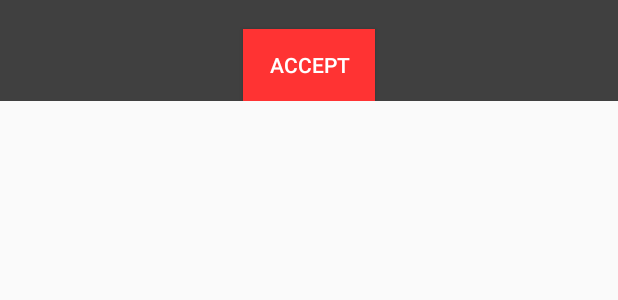
After one commit to dangchienhsgs/Giffus, an Android app: the layout layout_info_window_google_map.xml on its own in the app's theme, with its tools: preview values and no code run, on a phone screen of 412 x 824 dp. The commit adds this screen. Shown: the top 300 px of the screen. Run offline under Robolectric (Android 15) with nearby library versions, the phone set to English and light mode, and no system bars.

Commit message:
Add info windows for Markers Option

```diff
--- a/app/src/main/res/layout/activity_add_location.xml
+++ b/app/src/main/res/layout/activity_add_location.xml
@@ -16,5 +16,4 @@
         android:layout_height="wrap_content"
         android:layout_below="@+id/edit_text_auto_complete" />
 
-
 </RelativeLayout>
--- /dev/null
+++ b/app/src/main/res/layout/layout_info_window_google_map.xml
@@ -0,0 +1,24 @@
+<?xml version="1.0" encoding="utf-8"?>
+<RelativeLayout xmlns:android="http://schemas.android.com/apk/res/android"
+    android:layout_width="match_parent"
+    android:layout_height="wrap_content"
+    android:background="@color/light_gray">
+
+    <TextView
+        android:id="@+id/location_title"
+        android:layout_width="fill_parent"
+        android:layout_height="wrap_content"
+        android:gravity="center"
+        android:textColor="@color/white" />
+
+    <Button
+        android:id="@+id/accept_button"
+        android:layout_width="wrap_content"
+        android:layout_height="wrap_content"
+        android:layout_below="@+id/location_title"
+        android:layout_centerInParent="true"
+        android:background="@color/red"
+        android:text="Accept"
+        android:textColor="@color/white" />
+
+</RelativeLayout>
```
Also changed, not shown: app/src/main/java/com/dangchienhsgs/giffus/map/AddLocationActivity.java (+34 -13 lines), app/src/main/res/drawable/infor_window_background.png (added), app/src/main/res/drawable/message_background.png (added).
